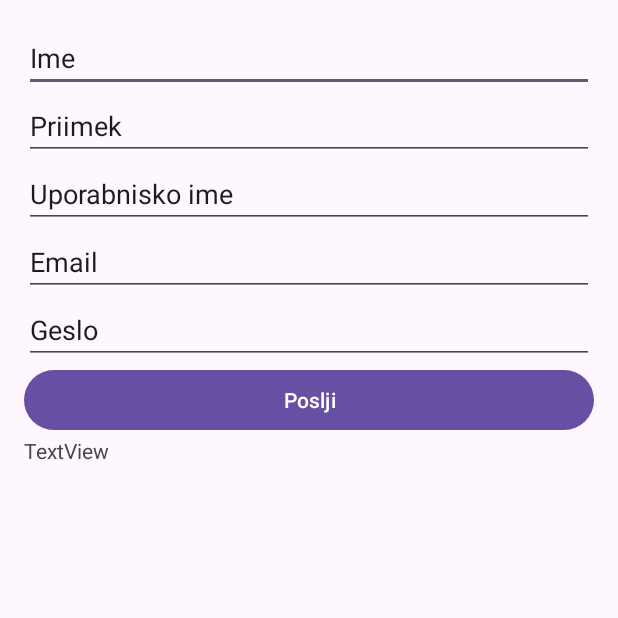
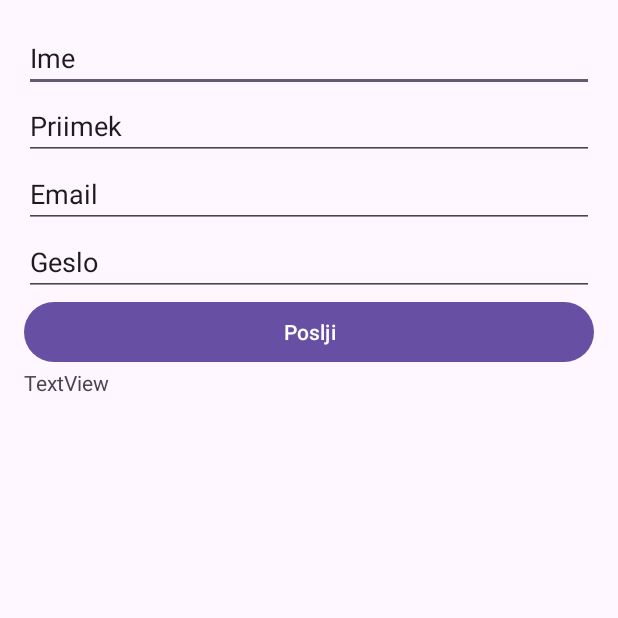
Before and after one commit to jkosmac/KlepetalkoApp, an Android app: the AddUserActivity screen opened directly, with no data from a screen before it, on a phone screen of 412 x 824 dp, the top half of it. Run offline under Robolectric (Android 15) with nearby library versions, the phone set to English and light mode, and no system bars; our stand-ins replace Volley; network calls fail.

Commit message:
zadnja(upam)

```diff
--- a/app/src/main/res/layout/activity_add_user.xml
+++ b/app/src/main/res/layout/activity_add_user.xml
@@ -40,14 +40,6 @@
             android:text="Priimek" />
 
         <EditText
-            android:id="@+id/teUsername"
-            android:layout_width="match_parent"
-            android:layout_height="wrap_content"
-            android:ems="10"
-            android:inputType="textPersonName"
-            android:text="Uporabnisko ime" />
-
-        <EditText
             android:id="@+id/teEmail"
             android:layout_width="match_parent"
             android:layout_height="wrap_content"
```
Also changed, not shown: app/src/main/java/com/example/klepetalkoapp/AddUserActivity.java (+25 -3 lines).
